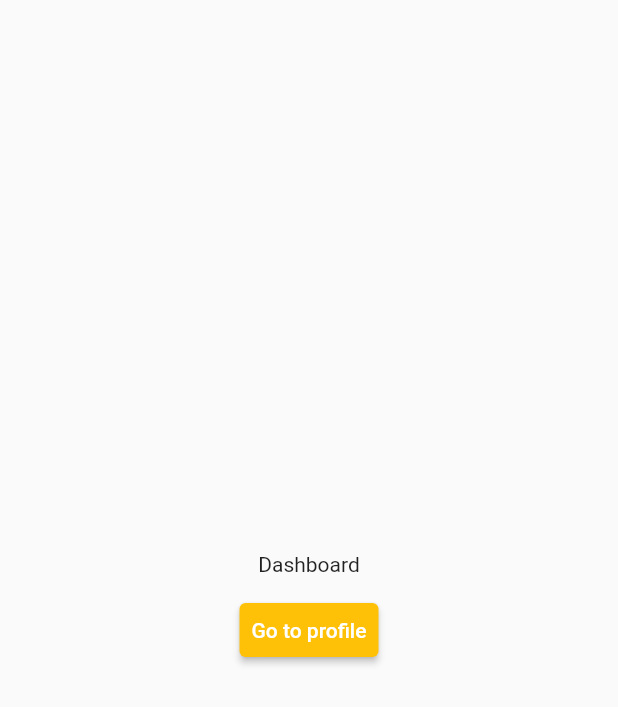
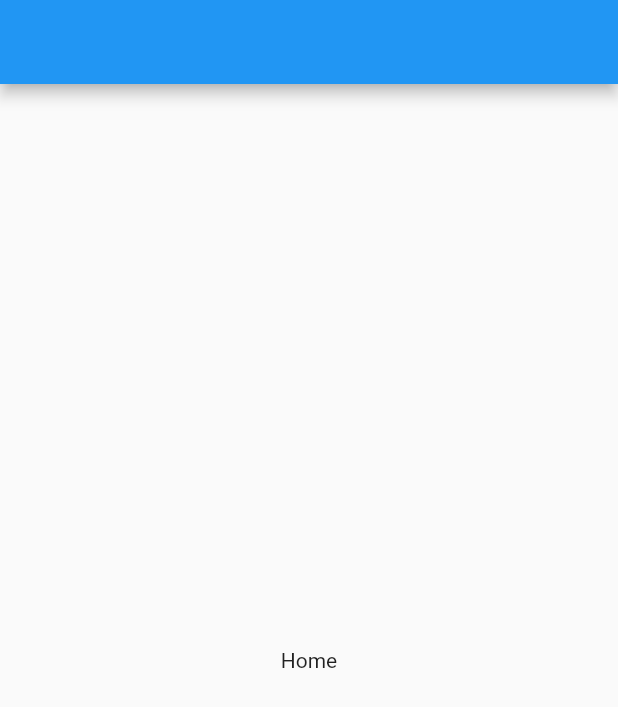
Before and after one commit to vedintech007/learn_go_router, a Flutter app: the screen it shows after launch, on a phone screen of 412 x 824 dp. Shown: the top 707 px of the screen. Run offline on Flutter 3.47's test engine with Material 2 defaults, Android fonts, the light colour scheme and no system bars; our stand-ins replace go_router.

Commit message:
reconfigure go-router

```diff
--- a/lib/dashboard.dart
+++ b/lib/lib-2/dashboard.dart
@@ -1,6 +1,6 @@
 import 'package:flutter/material.dart';
 import 'package:go_router/go_router.dart';
-import 'package:learn_go_router/route_names.dart';
+import 'package:learn_go_router/lib-2/route_names.dart';
 
 class Dashboard extends StatelessWidget {
   const Dashboard({super.key});
--- /dev/null
+++ b/lib/lib-2/main.dart
@@ -0,0 +1,45 @@
+import 'package:flutter/material.dart';
+import 'package:go_router/go_router.dart';
+import 'package:learn_go_router/lib-2/dashboard.dart';
+import 'package:learn_go_router/lib-2/profile.dart';
+import 'package:learn_go_router/lib-2/route_names.dart';
+
+void main() {
+  runApp(MyApp());
+}
+
+class MyApp extends StatelessWidget {
+  MyApp({super.key});
+
+  final GoRouter _router = GoRouter(
+    // initialLocation: "/profile",
+    routes: [
+      GoRoute(
+        name: RouteNames.dashboard,
+        path: '/',
+        builder: ((context, state) => const Dashboard()),
+        routes: [
+          GoRoute(
+            name: RouteNames.profile,
+            path: 'profile/:name',
+            builder: ((context, state) => Profile(
+                  name: state.params['name']!,
+                )),
+          ),
+        ],
+      ),
+      // GoRoute(
+      //   path: '/profile',
+      //   builder: ((context, state) => const Profile()),
+      // ),
+    ],
+  );
+
+  @override
+  Widget build(BuildContext context) {
+    return MaterialApp.router(
+      title: 'Go Router',
+      routerConfig: _router,
+    );
+  }
+}
--- a/lib/profile.dart
+++ b/lib/lib-2/profile.dart
@@ -1,6 +1,6 @@
 import 'package:flutter/material.dart';
 import 'package:go_router/go_router.dart';
-import 'package:learn_go_router/route_names.dart';
+import 'package:learn_go_router/lib-2/route_names.dart';
 
 class Profile extends StatelessWidget {
   const Profile({super.key, required this.name});
--- a/lib/main.dart
+++ b/lib/main.dart
@@ -1,45 +1,19 @@
 import 'package:flutter/material.dart';
-import 'package:go_router/go_router.dart';
-import 'package:learn_go_router/dashboard.dart';
-import 'package:learn_go_router/profile.dart';
-import 'package:learn_go_router/route_names.dart';
+import 'package:learn_go_router/project/app_routes_config.dart';
 
 void main() {
-  runApp(MyApp());
+  runApp(const App());
 }
 
-class MyApp extends StatelessWidget {
-  MyApp({super.key});
-
-  final GoRouter _router = GoRouter(
-    // initialLocation: "/profile",
-    routes: [
-      GoRoute(
-        name: RouteNames.dashboard,
-        path: '/',
-        builder: ((context, state) => const Dashboard()),
-        routes: [
-          GoRoute(
-            name: RouteNames.profile,
-            path: 'profile/:name',
-            builder: ((context, state) => Profile(
-                  name: state.params['name']!,
-                )),
-          ),
-        ],
-      ),
-      // GoRoute(
-      //   path: '/profile',
-      //   builder: ((context, state) => const Profile()),
-      // ),
-    ],
-  );
+class App extends StatelessWidget {
+  const App({super.key});
 
   @override
   Widget build(BuildContext context) {
     return MaterialApp.router(
-      title: 'Go Router',
-      routerConfig: _router,
+      debugShowCheckedModeBanner: false,
+      routeInformationParser: MyAppRouter().router.routeInformationParser,
+      routerDelegate: MyAppRouter().router.routerDelegate,
     );
   }
 }
--- /dev/null
+++ b/lib/pages/home.dart
@@ -0,0 +1,17 @@
+import 'package:flutter/material.dart';
+
+class Home extends StatelessWidget {
+  const Home({super.key});
+
+  @override
+  Widget build(BuildContext context) {
+    return Scaffold(
+      appBar: AppBar(),
+      body: Container(
+        child: const Center(
+          child: Text("Home"),
+        ),
+      ),
+    );
+  }
+}
--- /dev/null
+++ b/lib/project/app_routes_config.dart
@@ -0,0 +1,53 @@
+import 'package:flutter/material.dart';
+import 'package:go_router/go_router.dart';
+import 'package:learn_go_router/pages/about.dart';
+import 'package:learn_go_router/pages/contact.dart';
+import 'package:learn_go_router/pages/error_page.dart';
+import 'package:learn_go_router/pages/home.dart';
+import 'package:learn_go_router/pages/profile.dart';
+import 'package:learn_go_router/project/app_routes_constants.dart';
+
+class MyAppRouter {
+  GoRouter router = GoRouter(
+      routes: [
+        GoRoute(
+          name: MyAppRouteContants.homeRouteName,
+          path: "/",
+          pageBuilder: (context, state) {
+            return const MaterialPage(
+              child: Home(),
+            );
+          },
+        ),
+        GoRoute(
+          name: MyAppRouteContants.profileRouteName,
+          path: "/profile",
+          pageBuilder: (context, state) {
+            return const MaterialPage(
+              child: Profile(),
+            );
+          },
+        ),
+        GoRoute(
+          name: MyAppRouteContants.aboutRouteName,
+          path: "/about",
+          pageBuilder: (context, state) {
+            return const MaterialPage(
+              child: About(),
+            );
+          },
+        ),
+        GoRoute(
+          name: MyAppRouteContants.contactRouteName,
+          path: "/contact_us",
+          pageBuilder: (context, state) {
+            return const MaterialPage(
+              child: Contact(),
+            );
+          },
+        ),
+      ],
+      errorPageBuilder: (context, state) {
+        return const MaterialPage(child: ErrorPage());
+      });
+}
--- /dev/null
+++ b/lib/project/app_routes_constants.dart
@@ -0,0 +1,6 @@
+class MyAppRouteContants {
+  static const String homeRouteName = "home";
+  static const String aboutRouteName = "about";
+  static const String profileRouteName = "profile";
+  static const String contactRouteName = "contact";
+}
```
Also changed, not shown: lib/pages/about.dart (added, +15 -0 lines), lib/pages/contact.dart (added, +17 -0 lines), lib/pages/error_page.dart (added, +15 -0 lines), lib/pages/profile.dart (added, +17 -0 lines), lib/lib-2/route_names.dart (renamed from lib/route_names.dart).
